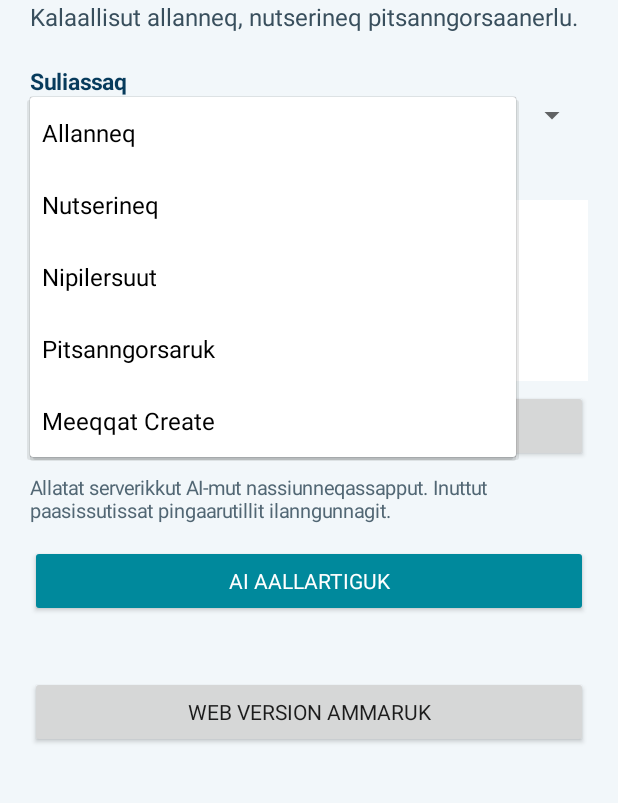
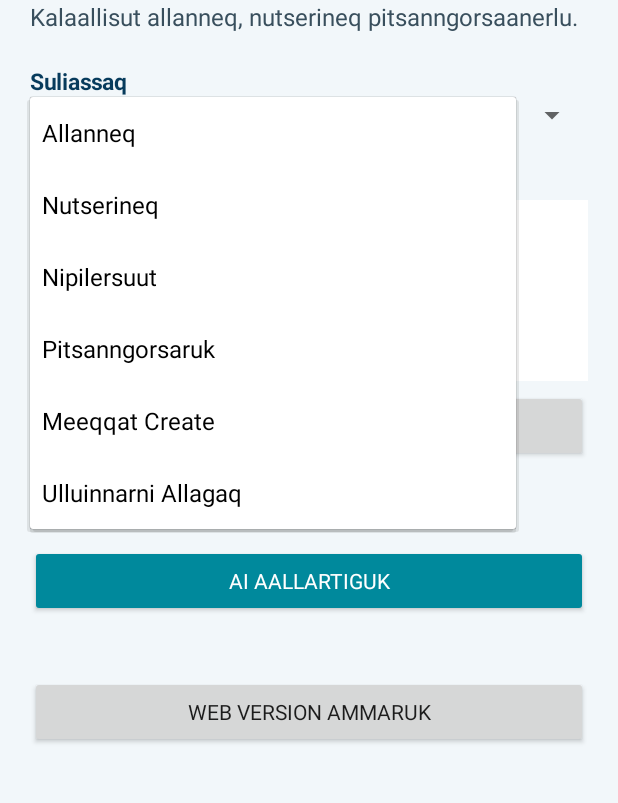
Before and after one commit to KARLH81/OQAASERISSOQ-AI, an Android app: the screen it shows after launch (MainActivity), after a tap on "Allanneq", on a phone screen of 412 x 824 dp, the part 93-896 px from its top. Run offline under Robolectric (Android 15) with nearby library versions, the phone set to English and light mode, and no system bars.

Commit message:
Add everyday message helper to Android app

```diff
--- a/app/src/main/java/gl/khj/oqaaserissoqai/MainActivity.kt
+++ b/app/src/main/java/gl/khj/oqaaserissoqai/MainActivity.kt
@@ -26,7 +26,7 @@ import java.net.HttpURLConnection
 import java.net.URL
 
 class MainActivity : AppCompatActivity() {
-    private val tools = listOf("Allanneq", "Nutserineq", "Nipilersuut", "Pitsanngorsaruk", "Meeqqat Create")
+    private val tools = listOf("Allanneq", "Nutserineq", "Nipilersuut", "Pitsanngorsaruk", "Meeqqat Create", "Ulluinnarni Allagaq")
     private val languages = listOf("Kalaallisut", "Danskisut", "Tuluttut")
     private lateinit var toolPicker: Spinner
     private lateinit var languagePanel: LinearLayout
@@ -74,13 +74,17 @@ class MainActivity : AppCompatActivity() {
             override fun onItemSelected(parent: AdapterView<*>?, view: View?, position: Int, id: Long) {
                 languagePanel.visibility = if (tools[position] == "Nutserineq") View.VISIBLE else View.GONE
                 if (::textInput.isInitialized) {
-                    textInput.hint = if (tools[position] == "Meeqqat Create") "Meeqqap oqaasia ataatsimik allagit..." else "Uani allagit..."
+                    textInput.hint = when (tools[position]) {
+                        "Meeqqat Create" -> "Meeqqap oqaasia ataatsimik allagit..."
+                        "Ulluinnarni Allagaq" -> "Sumiiffik suna pillugu, kikkunnut, aamma suut oqaatigissallugit nassuiaruk..."
+                        else -> "Uani allagit..."
+                    }
                 }
                 if (::privacyNotice.isInitialized) {
-                    privacyNotice.text = if (tools[position] == "Meeqqat Create") {
-                        "Meeqqap aqqa, atuarfia, najugaqarfia, peqqinnissaa attaveqarfialuunniit allassanngilat. Meeqqat angajoqqaamik/akisussaasumik ikiorneqarlutik atussapput. Allatat AI-mut serverikkut nassiunneqassapput."
-                    } else {
-                        "Allatat serverikkut AI-mut nassiunneqassapput. Inuttut paasissutissat pingaarutillit ilanngunnagit."
+                    privacyNotice.text = when (tools[position]) {
+                        "Meeqqat Create" -> "Meeqqap aqqa, atuarfia, najugaqarfia, peqqinnissaa attaveqarfialuunniit allassanngilat. Meeqqat angajoqqaamik/akisussaasumik ikiorneqarlutik atussapput. Allatat AI-mut serverikkut nassiunneqassapput."
+                        "Ulluinnarni Allagaq" -> "Allatat AI-mut serverikkut nassiunneqassapput. Aqqit, najugaqarfiit, oqarasuaatit imaluunniit paasissutissat immikkut illersorneqartussat ilanngunnagit."
+                        else -> "Allatat serverikkut AI-mut nassiunneqassapput. Inuttut paasissutissat pingaarutillit ilanngunnagit."
                     }
                 }
             }
```
